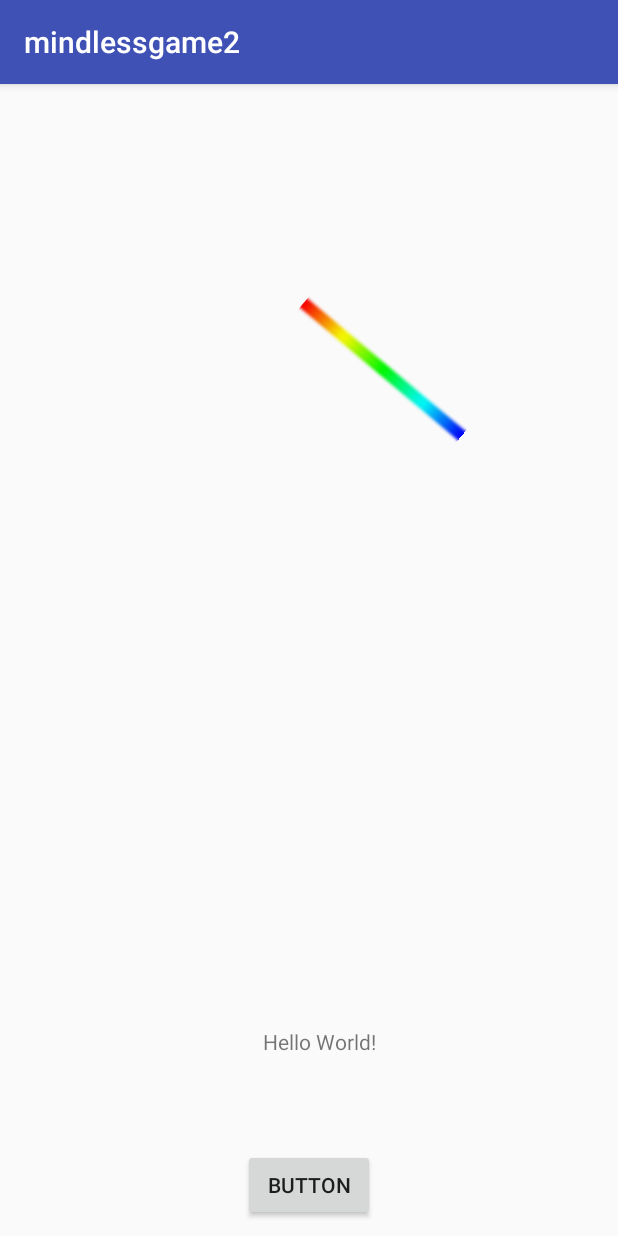
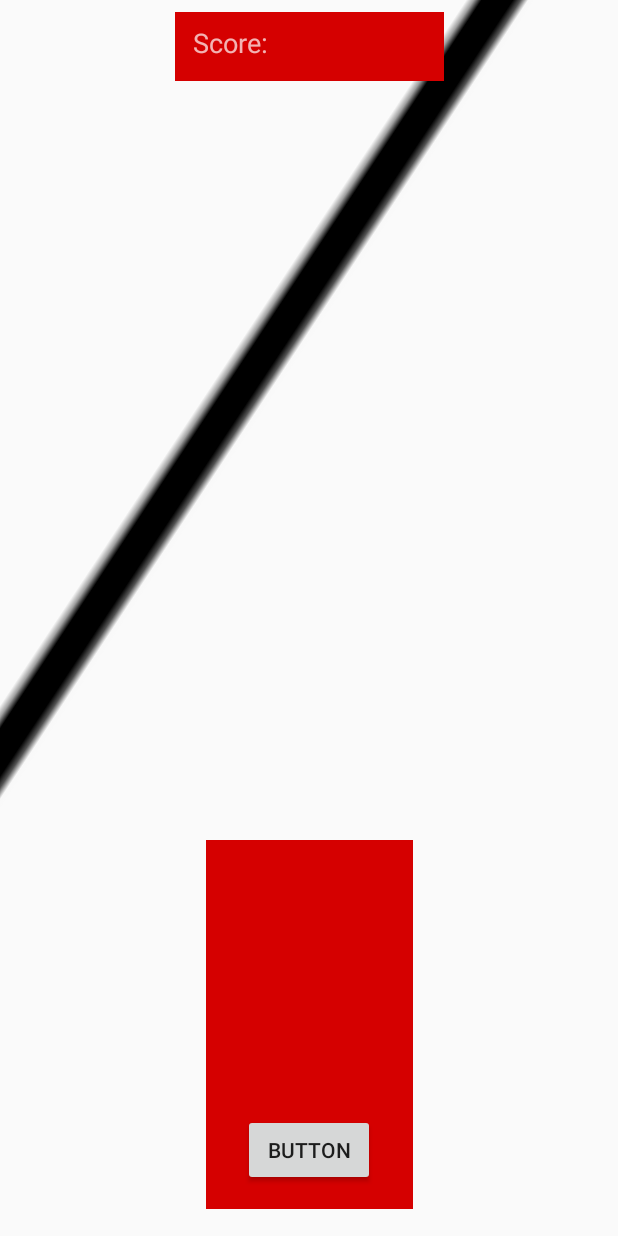
Before and after one commit to mitra1759/mindlessgame2, an Android app: the screen it shows after launch (MainActivity), after a tap on "BUTTON", on a phone screen of 412 x 824 dp. Run offline under Robolectric (Android 15) with nearby library versions, the phone set to English and light mode, and no system bars.

Commit message:
added new features

```diff
--- a/app/src/main/java/com/example/brenden/mindlessgame2/MainActivity.java
+++ b/app/src/main/java/com/example/brenden/mindlessgame2/MainActivity.java
@@ -8,16 +8,17 @@ import android.view.animation.Animation;
 import android.view.animation.RotateAnimation;
 import android.widget.Button;
 import android.widget.ImageView;
+import android.widget.TextView;
 import android.os.CountDownTimer;
 import android.app.Application;
 import android.media.MediaPlayer;
+import java.lang.Object;
+
 
 public class MainActivity extends AppCompatActivity {
-    //    private Button start;
-//    private ImageView pendulum;
-    private void moverPendulum(){
-
-    }
+    int points=0;
+    int speed=1000;
+    private final static int MAX_VOLUME = 100;
     @Override
     protected void onCreate(Bundle savedInstanceState) {
         super.onCreate(savedInstanceState);
@@ -26,18 +27,38 @@ public class MainActivity extends AppCompatActivity {
         setContentView(R.layout.activity_main);
         final Button start = findViewById(R.id.button2);
         final ImageView pendulum = findViewById(R.id.imageView1);
+        final TextView score = findViewById(R.id.textView);
         final MediaPlayer ding = MediaPlayer.create(this, R.raw.ding);
-//        start.setOnClickListener(new View.OnClickListener() {
-//            public void onClick(View v) {
-//                System.out.println("dwhsgd");
-//                pendulum.setImageResource(R.drawable.pendulum);
-//            }
-//        });
+        final MediaPlayer music = MediaPlayer.create(this, R.raw.background);
+        music.setLooping(true);
+        final float volume = (float) (1 - (Math.log(MAX_VOLUME - 13) / Math.log(MAX_VOLUME)));
+        music.setVolume(volume, volume);
+        music.start();
+        final RotateAnimation rotate = new RotateAnimation(-50, 1200, Animation.RELATIVE_TO_SELF, 0.5f, Animation.RELATIVE_TO_PARENT, 0f);
+        rotate.setDuration(700);
+        rotate.setInterpolator(new AccelerateDecelerateInterpolator());
+        rotate.setRepeatCount(0);
+        final RotateAnimation rotate1 = new RotateAnimation(50, -50, Animation.RELATIVE_TO_SELF, 0.5f, Animation.RELATIVE_TO_PARENT, 0f);
+        rotate1.setDuration(700);
+        rotate1.setInterpolator(new AccelerateDecelerateInterpolator());
+        rotate1.setRepeatCount(0);
+
 
         pendulum.setOnClickListener(new View.OnClickListener() {
             public void onClick(View v) {
                 if(pendulum.getRotation()<20&&pendulum.getRotation()>-20){
                     ding.start();
+                    points+=100;
+                    points*=1.3;
+                    points/=10;
+                    points*=10;
+                    score.setText("Score:"+points);
+                    speed*=1.03;
+                }
+                else {
+                    speed=1000;
+                    points=0;
+                    score.setText("Score:"+points);
                 }
             }
         });
@@ -63,28 +84,35 @@ public class MainActivity extends AppCompatActivity {
 //                pendulum.startAnimation(rotate1);
 
 
+//                pendulum.startAnimation(rotate1);
 
-                pendulum.animate().rotation(pendulum.getRotation() + 100).setInterpolator(new AccelerateDecelerateInterpolator()).setDuration(500).start();
-                new CountDownTimer(700, 700) {
+
+                    pendulum.animate().rotation(pendulum.getRotation() + 100).setInterpolator(new AccelerateDecelerateInterpolator()).setDuration(1500000/speed).start();
+                    new CountDownTimer(1800000/speed, 600000/speed) {
 
                         public void onTick(long millisUntilFinished) {
 //                        mTextField.setText("seconds remaining: " + millisUntilFinished / 1000);
                         }
 
                         public void onFinish() {
-                        pendulum.animate().rotation(pendulum.getRotation() - 100).setInterpolator(new AccelerateDecelerateInterpolator()).setDuration(500).start();
-                    }
-                }.start();
-                new CountDownTimer(700, 700) {
+                            pendulum.animate().rotation(pendulum.getRotation() - 100).setInterpolator(new AccelerateDecelerateInterpolator()).setDuration(1500000/speed).start();
+//                            pendulum.RotateAnimation(pendulum.getRotation() ,pendulum.getRotation(),pendulum.getRotation(),pendulum.getRotation()).setInterpolator(new AccelerateDecelerateInterpolator()).setDuration(500).start();
+//                            pendulum.startAnimation(rotate);
+                            new CountDownTimer(1800000/speed, 600000/speed) {
 
                                 public void onTick(long millisUntilFinished) {
 //                        mTextField.setText("seconds remaining: " + millisUntilFinished / 1000);
                                 }
 
                                 public void onFinish() {
-
+                                    onClick(pendulum);
                                 }
                             }.start();
+                        }
+                    }.start();
+
+
+
 
 //
 //                pendulum.animate().rotation(pendulum.getRotation()+180).start();
--- a/app/src/main/res/layout/activity_main.xml
+++ b/app/src/main/res/layout/activity_main.xml
@@ -6,17 +6,37 @@
     android:layout_height="match_parent"
     tools:context=".MainActivity">
 
-    <TextView
-        android:id="@+id/textView"
-        android:layout_width="wrap_content"
-        android:layout_height="wrap_content"
-        android:text="Hello World!"
+    <ImageView
+        android:id="@+id/imageView2"
+        android:layout_width="138dp"
+        android:layout_height="246dp"
+        android:layout_marginBottom="8dp"
+        android:layout_marginEnd="8dp"
+        android:layout_marginStart="8dp"
+        android:layout_marginTop="8dp"
+        app:layout_constraintBottom_toBottomOf="@+id/imageView1"
+        app:layout_constraintEnd_toEndOf="parent"
+        app:layout_constraintStart_toStartOf="parent"
+        app:layout_constraintTop_toTopOf="parent"
+        app:layout_constraintVertical_bias="0.996"
+        app:srcCompat="@color/colorPrimaryDark" />
+
+    <ImageView
+        android:id="@+id/imageView1"
+        android:layout_width="373dp"
+        android:layout_height="1180dp"
+        android:layout_marginBottom="8dp"
+        android:layout_marginEnd="8dp"
+        android:layout_marginStart="8dp"
+        android:layout_marginTop="8dp"
+        android:rotation="-50"
         app:layout_constraintBottom_toBottomOf="parent"
-        app:layout_constraintHorizontal_bias="0.521"
-        app:layout_constraintLeft_toLeftOf="parent"
-        app:layout_constraintRight_toRightOf="parent"
+        app:layout_constraintEnd_toEndOf="parent"
+        app:layout_constraintHorizontal_bias="0.0"
+        app:layout_constraintStart_toStartOf="parent"
         app:layout_constraintTop_toTopOf="parent"
-        app:layout_constraintVertical_bias="0.84" />
+        app:layout_constraintVertical_bias="1.0"
+        app:srcCompat="@drawable/line" />
 
     <Button
         android:id="@+id/button2"
@@ -34,20 +54,37 @@
         app:layout_constraintVertical_bias="0.965" />
 
     <ImageView
-        android:id="@+id/imageView1"
-        android:layout_width="368dp"
-        android:layout_height="275dp"
+        android:id="@+id/imageView"
+        android:layout_width="179dp"
+        android:layout_height="46dp"
         android:layout_marginBottom="8dp"
         android:layout_marginEnd="8dp"
         android:layout_marginStart="8dp"
         android:layout_marginTop="8dp"
-        android:rotation="-50"
         app:layout_constraintBottom_toBottomOf="parent"
         app:layout_constraintEnd_toEndOf="parent"
-        app:layout_constraintHorizontal_bias="0.392"
+        app:layout_constraintHorizontal_bias="0.502"
         app:layout_constraintStart_toStartOf="parent"
         app:layout_constraintTop_toTopOf="parent"
         app:layout_constraintVertical_bias="0.0"
-        app:srcCompat="@drawable/line" />
+        app:srcCompat="@color/colorPrimaryDark" />
+
+    <TextView
+        android:id="@+id/textView"
+        android:layout_width="wrap_content"
+        android:layout_height="wrap_content"
+        android:layout_marginBottom="8dp"
+        android:layout_marginEnd="8dp"
+        android:layout_marginStart="8dp"
+        android:layout_marginTop="8dp"
+        android:text="Score:"
+        android:textAppearance="@android:style/TextAppearance.Material.Medium.Inverse"
+        app:layout_constraintBottom_toBottomOf="@+id/imageView"
+        app:layout_constraintEnd_toEndOf="@+id/imageView"
+        app:layout_constraintHorizontal_bias="0.035"
+        app:layout_constraintRight_toRightOf="parent"
+        app:layout_constraintStart_toStartOf="@+id/imageView"
+        app:layout_constraintTop_toTopOf="@+id/imageView"
+        app:layout_constraintVertical_bias="0.0" />
 
 </android.support.constraint.ConstraintLayout>
--- a/app/src/main/res/values/colors.xml
+++ b/app/src/main/res/values/colors.xml
@@ -1,6 +1,6 @@
 <?xml version="1.0" encoding="utf-8"?>
 <resources>
     <color name="colorPrimary">#3F51B5</color>
-    <color name="colorPrimaryDark">#303F9F</color>
+    <color name="colorPrimaryDark">#d50000</color>
     <color name="colorAccent">#FF4081</color>
 </resources>
--- a/app/src/main/res/values/styles.xml
+++ b/app/src/main/res/values/styles.xml
@@ -1,7 +1,7 @@
 <resources>
 
     <!-- Base application theme. -->
-    <style name="AppTheme" parent="Theme.AppCompat.Light.DarkActionBar">
+    <style name="AppTheme" parent="Theme.AppCompat.Light.NoActionBar">
         <!-- Customize your theme here. -->
         <item name="colorPrimary">@color/colorPrimary</item>
         <item name="colorPrimaryDark">@color/colorPrimaryDark</item>
```
Also changed, not shown: app/src/main/res/drawable/line.png, 3 other files. Lines whose indentation alone changed are shown as unchanged.
